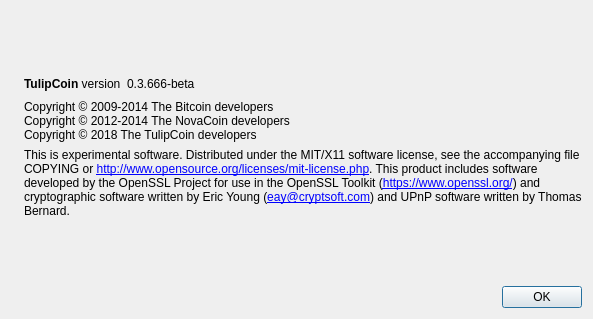
yx79/poscoin, file src/qt/forms/aboutdialog.ui: the form before one commit.
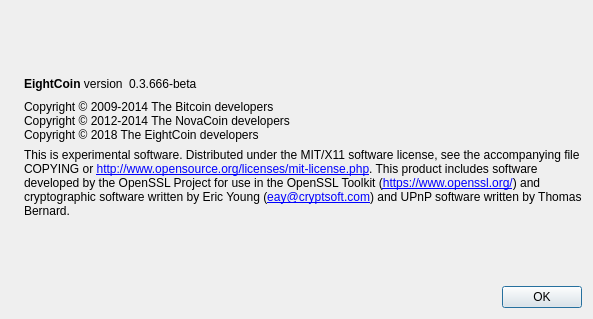
The form after the commit. Icons and pictures are not drawn.

```diff
--- a/src/qt/forms/aboutdialog.ui
+++ b/src/qt/forms/aboutdialog.ui
@@ -50,7 +50,7 @@
           <cursorShape>IBeamCursor</cursorShape>
          </property>
          <property name="text">
-          <string>&lt;b&gt;TulipCoin&lt;/b&gt; version</string>
+          <string>&lt;b&gt;EightCoin&lt;/b&gt; version</string>
          </property>
          <property name="textInteractionFlags">
           <set>Qt::LinksAccessibleByMouse|Qt::TextSelectableByKeyboard|Qt::TextSelectableByMouse</set>
@@ -93,7 +93,7 @@
        <property name="text">
         <string>Copyright © 2009-2014 The Bitcoin developers
 Copyright © 2012-2014 The NovaCoin developers
-Copyright © 2018 The TulipCoin developers</string>
+Copyright © 2018 The EightCoin developers</string>
        </property>
        <property name="textInteractionFlags">
         <set>Qt::LinksAccessibleByMouse|Qt::TextSelectableByKeyboard|Qt::TextSelectableByMouse</set>
```
Left out of the diff: 2 changed lines with no effect on the pictures.
